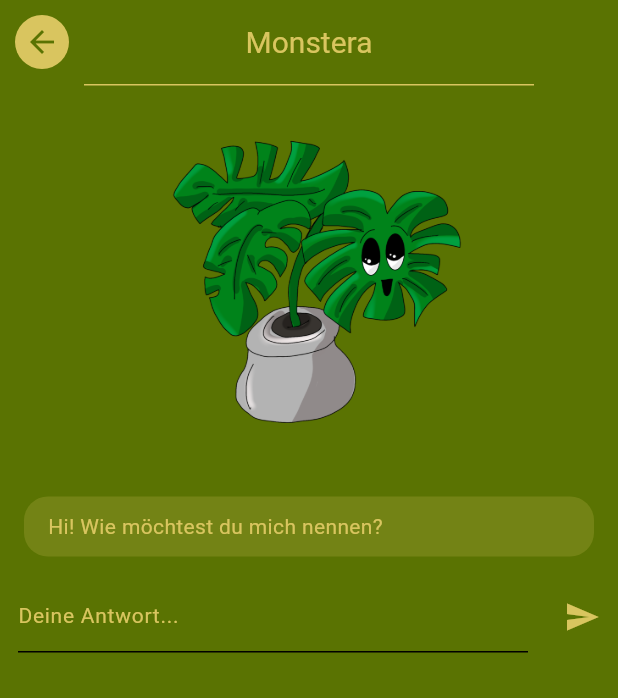
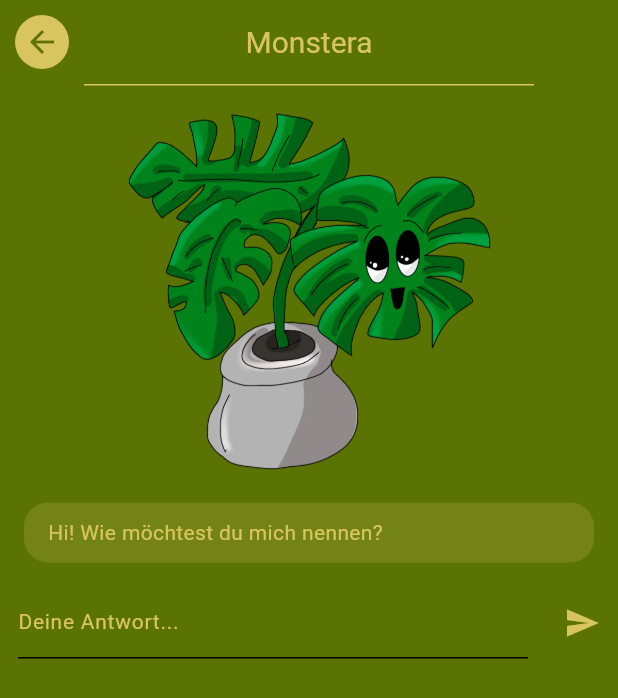
Before and after one commit to tschulzon/Bachelorarbeit_Juliana_Kuehn, a Flutter app: the screen it shows after launch, item 3 of the bottom bar chosen, scrolled down 114 dp, after a tap on the "add" icon, on a phone screen of 412 x 824 dp. Shown: the top 698 px of the screen. Run offline on Flutter 3.47's test engine with Material 3 defaults, Android fonts, the phone set to English and light mode, and no system bars; our stand-ins replace scrollable_positioned_list, shared_preferences, timelines_plus, toggle_switch; missing offline and left inert: linear_progress_bar.

Commit message:
changed pictures, they are now without borders

```diff
--- a/plantagotchi/lib/views/add_plant_dialog.dart
+++ b/plantagotchi/lib/views/add_plant_dialog.dart
@@ -75,15 +75,19 @@ class _AddPlantDialogState extends State<AddPlantDialog> {
               EdgeInsets.only(bottom: MediaQuery.of(context).viewInsets.bottom),
           child: Column(
             children: [
-              Center(
-                child: Image.asset(
-                  widget.plant['avatarUrl'] ??
-                      'assets/images/avatars/plant-transp.gif',
-                  width: 270,
-                  height: 270,
-                  fit: BoxFit.cover,
+              Padding(
+                padding: const EdgeInsets.all(12.0),
+                child: Center(
+                  child: Image.asset(
+                    widget.plant['avatarUrl'] ??
+                        'assets/images/avatars/plant-transp.gif',
+                    width: 250,
+                    height: 250,
+                    fit: BoxFit.fitHeight,
+                  ),
                 ),
               ),
+              // const SizedBox(height: 10),
               Column(
                 children: [
                   PlantChatDialog(
--- a/plantagotchi/lib/widgets/list_info_cards.dart
+++ b/plantagotchi/lib/widgets/list_info_cards.dart
@@ -25,7 +25,7 @@ List<Widget> buildInfoCards({
           surfaceTintColor: colors.onPrimary,
           margin: const EdgeInsets.symmetric(horizontal: 5.0, vertical: 5.0),
           child: Padding(
-            padding: const EdgeInsets.all(5.0),
+            padding: const EdgeInsets.all(12.0),
             child: Row(
               children: [
                 // const SizedBox(width: 16.0),
@@ -34,7 +34,7 @@ List<Widget> buildInfoCards({
                 //   color: colors.onPrimary,
                 //   size: 30,
                 // ),
-                const SizedBox(width: 20),
+                // const SizedBox(width: 20),
                 Expanded(
                   child: Text(
                     '${plant['description'] ?? "Keine Beschreibung vorhanden"}',
@@ -50,7 +50,7 @@ List<Widget> buildInfoCards({
                         'assets/images/avatars/plant-transp.gif',
                     width: 100,
                     height: 100,
-                    fit: BoxFit.cover),
+                    fit: BoxFit.fitHeight),
               ],
             ),
           ),
--- a/plantagotchi/lib/widgets/plant_swipe.dart
+++ b/plantagotchi/lib/widgets/plant_swipe.dart
@@ -96,15 +96,15 @@ class _PlantSwipeState extends State<PlantSwipe> {
                   Center(
                     child: Image.asset(
                       avatarPath!,
-                      height: 180,
-                      width: 180,
-                      fit: BoxFit.cover,
+                      // height: 180,
+                      // width: 180,
+                      fit: BoxFit.fitHeight,
                     ),
                   ),
                 ],
               ),
             ),
-            const SizedBox(height: 5),
+            const SizedBox(height: 15),
             // Speech bubble and triangle below
             Stack(
               alignment: Alignment.topCenter,
```
Also changed, not shown: plantagotchi/lib/views/plantspage.dart (+10 -10 lines), plantagotchi/assets/images/avatars/Bogenhanf-default.png, plantagotchi/assets/images/avatars/Chrysanthemen-default.png, plantagotchi/assets/images/avatars/Elefantenfuss-default.png, plantagotchi/assets/images/avatars/Kakti sehr sad .png (added), plantagotchi/assets/images/avatars/Kaktus-Skin-2.png, plantagotchi/assets/images/avatars/Kaktus-hungry.png, plantagotchi/assets/images/avatars/Kaktus-sad.png (added), plantagotchi/assets/images/avatars/Kaktus-thirsty.png, plantagotchi/assets/images/avatars/Monstera-default.png, plantagotchi/assets/images/avatars/Orchidee-default.png.
